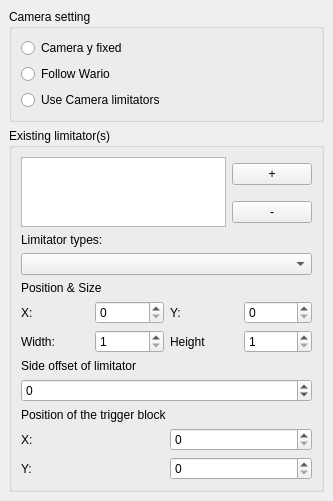
wario-land/WL4Editor, file DockWidget/CameraControlDockWidget.ui: the form before one commit.
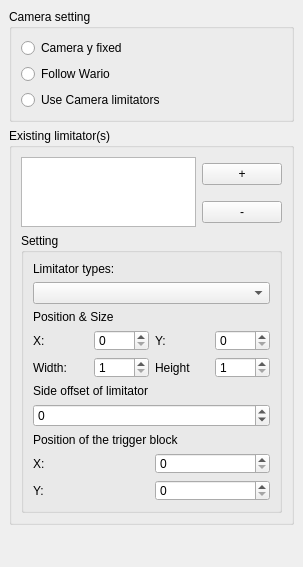
The form after the commit.

Commit message: add code for showing camera limitators data

What changed in the file:
```diff
--- a/DockWidget/CameraControlDockWidget.ui
+++ b/DockWidget/CameraControlDockWidget.ui
@@ -6,10 +6,13 @@
    <rect>
     <x>0</x>
     <y>0</y>
-    <width>333</width>
-    <height>498</height>
+    <width>303</width>
+    <height>567</height>
    </rect>
   </property>
+  <property name="features">
+   <set>QDockWidget::DockWidgetFloatable|QDockWidget::DockWidgetMovable</set>
+  </property>
   <property name="windowTitle">
    <string>Camera Control</string>
   </property>
@@ -53,6 +56,9 @@
       <layout class="QVBoxLayout" name="verticalLayout_2">
        <item>
         <layout class="QGridLayout" name="gridLayout">
+         <item row="0" column="0" rowspan="2">
+          <widget class="QListView" name="CameraLimitators_listView"/>
+         </item>
          <item row="0" column="1">
           <widget class="QPushButton" name="AddCameraLimitator_pushButton">
            <property name="text">
@@ -67,11 +73,20 @@
            </property>
           </widget>
          </item>
-         <item row="0" column="0" rowspan="2">
-          <widget class="QListView" name="CameraLimitators_listView"/>
-         </item>
         </layout>
        </item>
+       <item>
+        <widget class="QGroupBox" name="LimitatorSetting_groupBox">
+         <property name="minimumSize">
+          <size>
+           <width>0</width>
+           <height>50</height>
+          </size>
+         </property>
+         <property name="title">
+          <string>Setting</string>
+         </property>
+         <layout class="QVBoxLayout" name="verticalLayout_4">
        <item>
         <layout class="QVBoxLayout" name="verticalLayout_LimitatorSetting">
          <property name="topMargin">
@@ -227,6 +242,9 @@
       </layout>
      </widget>
     </item>
+      </layout>
+     </widget>
+    </item>
     <item>
      <spacer name="verticalSpacer">
       <property name="orientation">
@@ -235,7 +253,7 @@
       <property name="sizeHint" stdset="0">
        <size>
         <width>20</width>
-        <height>25</height>
+        <height>40</height>
        </size>
       </property>
      </spacer>
```
Lines whose indentation alone changed are shown as unchanged. The commit also changes 8 other files.
